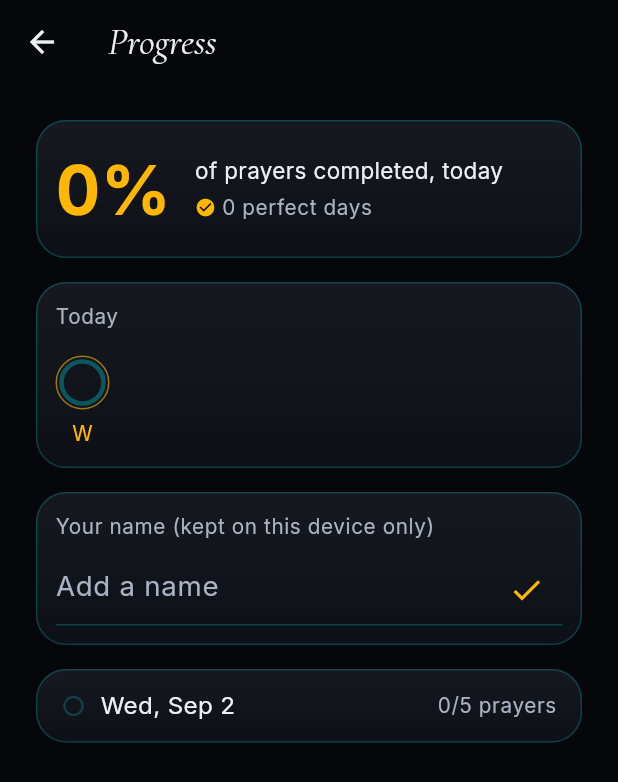
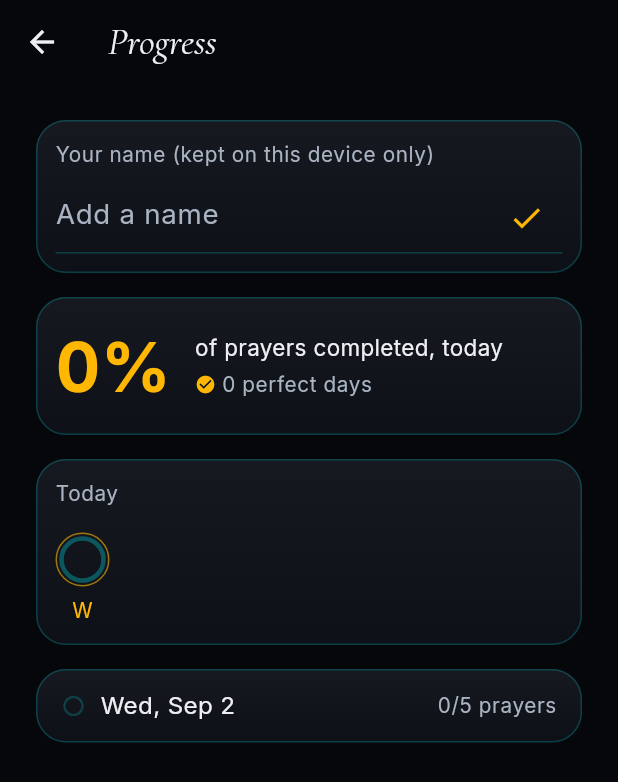
Before and after one commit to ajmalkhan6233-eng/noor_app, a Flutter app: the ProgressScreen screen opened directly, on a phone screen of 412 x 824 dp. Shown: the top 782 px of the screen. Run offline on Flutter 3.47's test engine with Material 3 defaults, Android fonts, the phone set to English and light mode, and no system bars; our stand-ins replace adhan, audioplayers, equatable, flutter_bloc, flutter_compass, flutter_local_notifications and 7 more; missing offline and left inert: cryptography; accounts and stored records are empty.

Commit message:
Progress screen: name entry now transforms the page instead of sitting there
ProfileNameCard used to stay fixed in the middle of the list forever,
saved or not. Now:
- No name saved: shows the entry card, same as before.
- On save (checkmark tap, submit, or losing focus — not on every
  keystroke, unchanged): the card collapses/fades away via a real
  transition (NameEntryTransition — AnimatedSize + AnimatedSwitcher,
  the same pairing animated_calibration_banner.dart already uses, not
  a new motion language), and the page reflows around it.
- Once collapsed, the saved name becomes the AppBar title
  (ProfileNameHeader, tappable to edit) with the existing progress
  content (hero stat, weekly pattern, recent days) below it.
- A returning user with a name already saved skips the entry card
  entirely from first load — the show/hide state is driven straight
  off SettingsCubit's loaded profileName, not a one-time local flag.
- Tapping the name header re-opens the card, pre-filled, to edit.

Added an optional settingsRepository param to ProgressScreen (mirrors
the existing optional repository param) so this is actually testable
without a real DB — same fake-repository pattern already used in
home_quick_toggles_test.dart. Split WeeklyPatternCard out of
progress_screen.dart to stay under the 150-line file limit after
these additions.

Co-Authored-By: Claude Sonnet 5 <noreply@anthropic.com>
Claude-Session: https://claude.ai/code/session_011gJfnGxg1YANyufxBt3bY6

```diff
--- a/lib/features/prayer_tracker/presentation/progress_screen.dart
+++ b/lib/features/prayer_tracker/presentation/progress_screen.dart
@@ -11,20 +11,28 @@
 import 'package:flutter/material.dart';
 import 'package:flutter_bloc/flutter_bloc.dart';
 
+import '../../settings/data/settings_repository.dart';
 import '../../settings/logic/settings_cubit/settings_cubit.dart';
+import '../../settings/logic/settings_cubit/settings_state.dart';
 import '../data/prayer_tracker_repository.dart';
 import '../../../core/constants/app_color_tokens.dart';
-import '../../../core/presentation/widgets/app_card.dart';
+import 'widgets/name_entry_transition.dart';
 import 'widgets/profile_name_card.dart';
+import 'widgets/profile_name_header.dart';
 import 'widgets/progress_hero_stat.dart';
 import 'widgets/recent_days_list.dart';
-import 'widgets/weekly_pattern_row.dart';
+import 'widgets/weekly_pattern_card.dart';
 
 class ProgressScreen extends StatefulWidget {
-  const ProgressScreen({super.key, PrayerTrackerRepository? repository})
-    : _repository = repository;
+  const ProgressScreen({
+    super.key,
+    PrayerTrackerRepository? repository,
+    SettingsRepository? settingsRepository,
+  }) : _repository = repository,
+       _settingsRepository = settingsRepository;
 
   final PrayerTrackerRepository? _repository;
+  final SettingsRepository? _settingsRepository;
 
   @override
   State<ProgressScreen> createState() => _ProgressScreenState();
@@ -35,6 +43,11 @@ class _ProgressScreenState extends State<ProgressScreen> {
       widget._repository ?? PrayerTrackerRepository();
   List<({DateTime date, int completedCount, bool fasted})> _history = const [];
   bool _loading = true;
+
+  /// Forces the entry card back open to edit an already-saved name —
+  /// reset once a save fires again. Independent of whether a name is
+  /// actually saved: that's [SettingsState.settings.profileName].
+  bool _editingName = false;
 
   @override
   void initState() {
@@ -83,39 +96,45 @@ class _ProgressScreenState extends State<ProgressScreen> {
   @override
   Widget build(BuildContext context) {
     return BlocProvider(
-      create: (_) => SettingsCubit()..load(),
-      child: Scaffold(
+      create: (_) => SettingsCubit(repository: widget._settingsRepository)..load(),
+      child: BlocBuilder<SettingsCubit, SettingsState>(
+        builder: (context, settingsState) {
+          final name = settingsState.settings.profileName?.trim();
+          final hasName = name != null && name.isNotEmpty;
+          final showEntryCard = !hasName || _editingName;
+          return Scaffold(
             backgroundColor: context.colors.paper,
-        appBar: AppBar(title: const Text('Progress')),
+            appBar: AppBar(
+              title: hasName && !showEntryCard
+                  ? ProfileNameHeader(
+                      name: name,
+                      onEdit: () => setState(() => _editingName = true),
+                    )
+                  : const Text('Progress'),
+            ),
             body: _loading
                 ? Center(child: CircularProgressIndicator(color: context.colors.gold))
                 : ListView(
                     padding: const EdgeInsets.all(24),
                     children: [
+                      NameEntryTransition(
+                        show: showEntryCard,
+                        child: Padding(
+                          padding: const EdgeInsets.only(bottom: 16),
+                          child: ProfileNameCard(
+                            onSaved: () => setState(() => _editingName = false),
+                          ),
+                        ),
+                      ),
                       ProgressHeroStat(days: _last7),
                       const SizedBox(height: 16),
-                  _weeklyPatternCard(),
-                  const SizedBox(height: 16),
-                  const ProfileNameCard(),
+                      WeeklyPatternCard(days: _last7),
                       const SizedBox(height: 16),
                       RecentDaysList(days: _history.reversed.toList()),
                     ],
                   ),
-      ),
           );
-  }
-
-  Widget _weeklyPatternCard() {
-    final last7 = _last7;
-    final rangeLabel = last7.length == 1 ? 'Today' : 'Last ${last7.length} days';
-    return AppCard(
-      child: Column(
-        crossAxisAlignment: CrossAxisAlignment.start,
-        children: [
-          Text(rangeLabel, style: TextStyle(color: context.colors.sage, fontSize: 12, letterSpacing: 0.4)),
-          const SizedBox(height: 16),
-          WeeklyPatternRow(days: last7),
-        ],
+        },
       ),
     );
   }
--- /dev/null
+++ b/lib/features/prayer_tracker/presentation/widgets/name_entry_transition.dart
@@ -0,0 +1,38 @@
+// Bismillahir Rahmanir Raheem — watermark: ALLAH
+//
+// Collapses ProfileNameCard away with a real transition once a name
+// is saved, instead of it just sitting there permanently or snapping
+// away instantly. Same AnimatedSize + AnimatedSwitcher pairing as
+// animated_calibration_banner.dart: AnimatedSwitcher (not a ternary
+// child under one shared AnimatedOpacity) keeps the outgoing card
+// mounted and fading while the incoming state fades in, and
+// AnimatedSize handles the page reflowing around that as it plays out.
+
+import 'package:flutter/material.dart';
+
+import '../../../../core/presentation/motion/motion.dart';
+
+class NameEntryTransition extends StatelessWidget {
+  const NameEntryTransition({super.key, required this.show, required this.child});
+
+  final bool show;
+  final Widget child;
+
+  @override
+  Widget build(BuildContext context) {
+    final duration = Motion.effective(context, Motion.duration);
+    return AnimatedSize(
+      duration: duration,
+      curve: Motion.curve,
+      alignment: Alignment.topCenter,
+      child: AnimatedSwitcher(
+        duration: duration,
+        switchInCurve: Motion.curve,
+        switchOutCurve: Motion.curve,
+        child: show
+            ? KeyedSubtree(key: const ValueKey('name-entry-shown'), child: child)
+            : const SizedBox(key: ValueKey('name-entry-hidden'), width: double.infinity),
+      ),
+    );
+  }
+}
--- a/lib/features/prayer_tracker/presentation/widgets/profile_name_card.dart
+++ b/lib/features/prayer_tracker/presentation/widgets/profile_name_card.dart
@@ -18,7 +18,11 @@ import '../../../settings/logic/settings_cubit/settings_cubit.dart';
 import '../../../settings/logic/settings_cubit/settings_state.dart';
 
 class ProfileNameCard extends StatefulWidget {
-  const ProfileNameCard({super.key});
+  const ProfileNameCard({super.key, this.onSaved});
+
+  /// Called right after a save fires (checkmark tap, submit, or losing
+  /// focus) — lets the caller know a save happened, not what was saved.
+  final VoidCallback? onSaved;
 
   @override
   State<ProfileNameCard> createState() => _ProfileNameCardState();
@@ -46,6 +50,7 @@ class _ProfileNameCardState extends State<ProfileNameCard> {
 
   void _saveName() {
     context.read<SettingsCubit>().setProfileName(_nameController.text.trim());
+    widget.onSaved?.call();
   }
 
   @override
--- /dev/null
+++ b/lib/features/prayer_tracker/presentation/widgets/weekly_pattern_card.dart
@@ -0,0 +1,31 @@
+// Bismillahir Rahmanir Raheem — watermark: ALLAH
+//
+// Split out of progress_screen.dart to stay under the 150-line-per-
+// file rule. The AppCard wrapper + range label around WeeklyPatternRow.
+
+import 'package:flutter/material.dart';
+
+import '../../../../core/constants/app_color_tokens.dart';
+import '../../../../core/presentation/widgets/app_card.dart';
+import 'weekly_pattern_row.dart';
+
+class WeeklyPatternCard extends StatelessWidget {
+  const WeeklyPatternCard({super.key, required this.days});
+
+  final List<({DateTime date, int completedCount, bool fasted})> days;
+
+  @override
+  Widget build(BuildContext context) {
+    final rangeLabel = days.length == 1 ? 'Today' : 'Last ${days.length} days';
+    return AppCard(
+      child: Column(
+        crossAxisAlignment: CrossAxisAlignment.start,
+        children: [
+          Text(rangeLabel, style: TextStyle(color: context.colors.sage, fontSize: 12, letterSpacing: 0.4)),
+          const SizedBox(height: 16),
+          WeeklyPatternRow(days: days),
+        ],
+      ),
+    );
+  }
+}
```
Also changed, not shown: lib/features/prayer_tracker/presentation/widgets/profile_name_header.dart (added, +42 -0 lines), 1 other file. Lines whose indentation alone changed are shown as unchanged.
